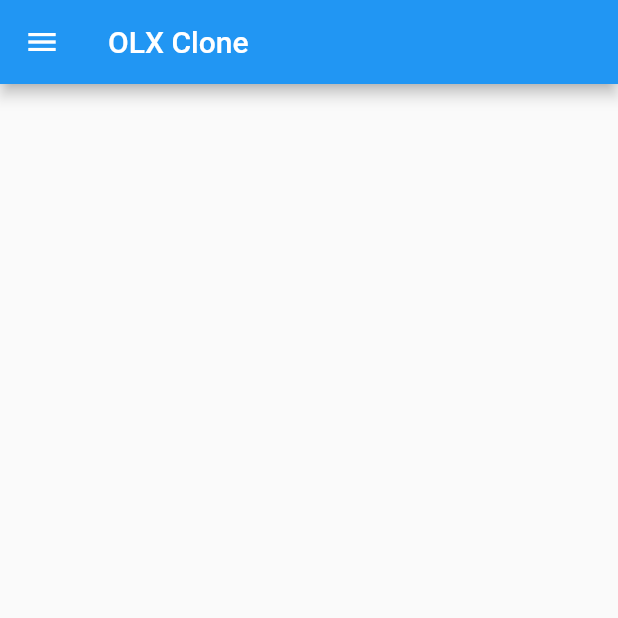
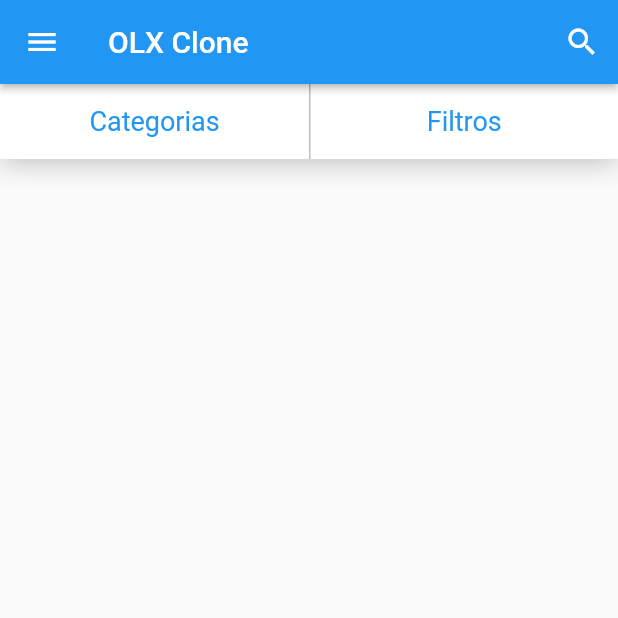
Before and after one commit to PatrickSLuz/OLX-Clone-Flutter, a Flutter app: the screen it shows after launch, on a phone screen of 412 x 824 dp, the top half of it. Run offline on Flutter 3.47's test engine with Material 2 defaults, Android fonts, the phone set to English and light mode, and no system bars; our stand-ins replace brasil_fields, rxdart.

Commit message:
init add search and filters

```diff
--- /dev/null
+++ b/lib/home/bloc/home_bloc.dart
@@ -0,0 +1,14 @@
+import 'package:rxdart/rxdart.dart';
+
+class HomeBloc {
+  final _searchController = BehaviorSubject<String>();
+  Stream<String> get outSearch => _searchController.stream;
+
+  void setSearch(String search) {
+    _searchController.add(search);
+  }
+
+  dispose() {
+    _searchController.close();
+  }
+}
--- a/lib/home/view/home_screen.dart
+++ b/lib/home/view/home_screen.dart
@@ -1,5 +1,9 @@
 import 'package:flutter/material.dart';
 import 'package:olx_clone/base_navigation/widgets/custom_drawer.dart';
+import 'package:olx_clone/home/bloc/home_bloc.dart';
+import 'package:olx_clone/home/widgets/search_dialog.dart';
+import 'package:olx_clone/home/widgets/top_bar.dart';
+import 'package:provider/provider.dart';
 
 class HomeScrenn extends StatefulWidget {
   @override
@@ -7,13 +11,84 @@ class HomeScrenn extends StatefulWidget {
 }
 
 class _HomeScrennState extends State<HomeScrenn> {
+  HomeBloc _homeBloc;
+
+  @override
+  void didChangeDependencies() {
+    super.didChangeDependencies();
+    final homeBloc = Provider.of<HomeBloc>(context);
+    if (homeBloc != _homeBloc) {
+      _homeBloc = homeBloc;
+    }
+  }
+
   @override
   Widget build(BuildContext context) {
     return Scaffold(
       appBar: AppBar(
-        title: Text("OLX Clone"),
+        elevation: 2,
+        title: StreamBuilder<String>(
+          stream: _homeBloc.outSearch,
+          initialData: "OLX Clone",
+          builder: (context, snapshot) {
+            if (snapshot.data.isEmpty) {
+              return Container();
+            } else {
+              return GestureDetector(
+                child: LayoutBuilder(
+                  builder: (context, constraints) {
+                    return Container(
+                      width: constraints.biggest.width,
+                      child: Text(snapshot.data),
+                    );
+                  },
+                ),
+                onTap: () => openSearch(snapshot.data),
+              );
+            }
+          },
+        ),
+        actions: <Widget>[
+          StreamBuilder<String>(
+            stream: _homeBloc.outSearch,
+            initialData: "",
+            builder: (context, snapshot) {
+              if (snapshot.data.isEmpty) {
+                return IconButton(
+                  icon: Icon(Icons.search),
+                  onPressed: () {
+                    openSearch("");
+                  },
+                );
+              } else {
+                return IconButton(
+                  icon: Icon(Icons.close),
+                  onPressed: () {
+                    _homeBloc.setSearch("");
+                  },
+                );
+              }
+            },
+          )
+        ],
       ),
       drawer: CustomDrawer(),
+      body: Column(
+        children: <Widget>[
+          TopBar(),
+        ],
+      ),
     );
   }
+
+  void openSearch(String currentSearch) async {
+    final String search = await showDialog(
+      context: context,
+      builder: (context) => SearchDialog(currentSearch: currentSearch),
+    );
+
+    if (search != null) {
+      _homeBloc.setSearch(search);
+    }
+  }
 }
--- /dev/null
+++ b/lib/home/widgets/top_bar.dart
@@ -0,0 +1,71 @@
+import 'package:flutter/material.dart';
+import 'package:olx_clone/filter/view/filter_screen.dart';
+
+class TopBar extends StatelessWidget {
+  @override
+  Widget build(BuildContext context) {
+    return Container(
+      decoration: BoxDecoration(
+        boxShadow: [
+          BoxShadow(
+            color: Colors.grey[400],
+            blurRadius: 15,
+            offset: Offset(0, 2),
+          )
+        ],
+      ),
+      child: Row(
+        children: <Widget>[
+          _buildButton(
+            label: 'Categorias',
+            boxDecoration: BoxDecoration(color: Colors.white),
+            onPressed: () {},
+          ),
+          _buildButton(
+            label: 'Filtros',
+            boxDecoration: BoxDecoration(
+              color: Colors.white,
+              border: Border(
+                left: BorderSide(color: Colors.grey[400]),
+              ),
+            ),
+            onPressed: () {
+              Navigator.of(context).push(
+                MaterialPageRoute(
+                  builder: (context) => FilterScreen(),
+                ),
+              );
+            },
+          ),
+        ],
+      ),
+    );
+  }
+
+  Widget _buildButton({
+    String label,
+    BoxDecoration boxDecoration,
+    VoidCallback onPressed,
+  }) {
+    return Expanded(
+      child: GestureDetector(
+        onTap: onPressed,
+        child: Container(
+          alignment: Alignment.center,
+          padding: const EdgeInsets.symmetric(horizontal: 16),
+          height: 50,
+          decoration: boxDecoration,
+          child: Text(
+            label,
+            overflow: TextOverflow.ellipsis,
+            style: TextStyle(
+              color: Colors.blue,
+              fontSize: 18,
+              fontWeight: FontWeight.w400,
+            ),
+          ),
+        ),
+      ),
+    );
+  }
+}
--- a/lib/main.dart
+++ b/lib/main.dart
@@ -1,6 +1,7 @@
 import 'package:flutter/material.dart';
 import 'package:olx_clone/base_navigation/view/base_screen.dart';
 import 'package:olx_clone/base_navigation/bloc/drawer_bloc.dart';
+import 'package:olx_clone/home/bloc/home_bloc.dart';
 import 'package:provider/provider.dart';
 
 void main() {
@@ -15,6 +16,10 @@ class MyApp extends StatelessWidget {
         Provider<DrawerBloc>(
           create: (context) => DrawerBloc(),
           dispose: (context, value) => value.dispose(),
+        ),
+        Provider<HomeBloc>(
+          create: (context) => HomeBloc(),
+          dispose: (context, value) => value.dispose(),
         )
       ],
       child: MaterialApp(
--- /dev/null
+++ b/lib/utils/format_field.dart
@@ -0,0 +1,3 @@
+String getSanitizedText(String text) {
+  return text.replaceAll(RegExp(r'[^\d]'), "");
+}
--- a/pubspec.yaml
+++ b/pubspec.yaml
@@ -31,7 +31,7 @@ dependencies:
   #intl: ^0.16.0
   #intl_translation: ^0.17.7
   rxdart: ^0.23.1
-  #brasil_fields: ^0.0.7+2
+  brasil_fields: ^0.0.7+2
   #image_picker: ^0.6.2+3
   #cached_network_image: ^2.0.0-rc
   #parse_server_sdk: ^1.0.24
```
Also changed, not shown: lib/filter/model/filter_model.dart (added, +7 -0 lines), lib/filter/view/filter_screen.dart (added, +69 -0 lines), lib/filter/widgets/animated_button.dart (added, +88 -0 lines), lib/filter/widgets/order_by_field.dart (added, +82 -0 lines), lib/filter/widgets/price_range_field.dart (added, +59 -0 lines), lib/filter/widgets/vendor_type_field.dart (added, +102 -0 lines), lib/home/widgets/search_dialog.dart (added, +58 -0 lines), pubspec.lock.
